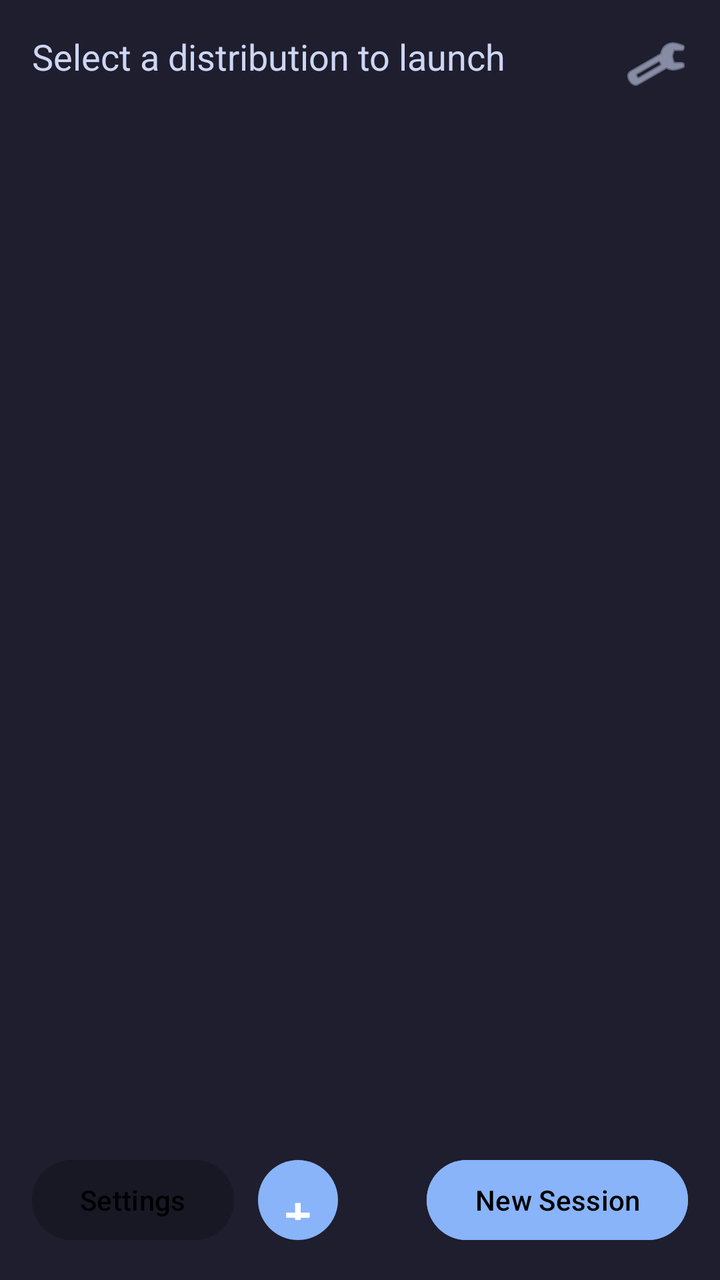
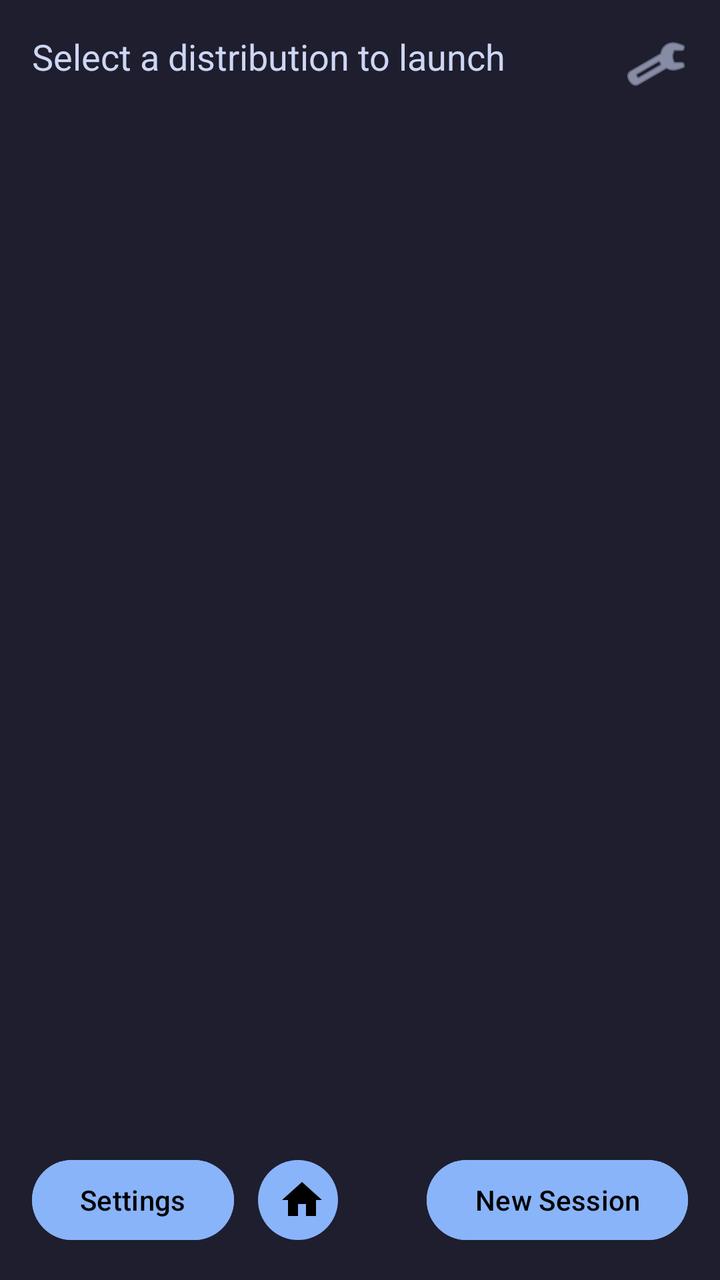

The first picture is an Android layout as it rendered before a commit; the second is the same layout after the commit. The layout source and the unified diff follow.
<!-- AndroidManifest.xml: activity theme Theme.RedTermApp -->
<!-- res/layout/activity_main.xml -->
<?xml version="1.0" encoding="utf-8"?>
<androidx.constraintlayout.widget.ConstraintLayout
    xmlns:android="http://schemas.android.com/apk/res/android"
    xmlns:app="http://schemas.android.com/apk/res-auto"
    android:layout_width="match_parent"
    android:layout_height="match_parent"
    android:background="?attr/terminalBg"
    android:fitsSystemWindows="true">

    <TextView
        android:id="@+id/welcome_text"
        android:layout_width="wrap_content"
        android:layout_height="wrap_content"
        android:text="Select a distribution to launch"
        android:textColor="?attr/terminalText"
        android:textSize="18sp"
        android:layout_margin="16dp"
        app:layout_constraintTop_toTopOf="parent"
        app:layout_constraintStart_toStartOf="parent" />

    <ImageButton
        android:id="@+id/settings_gear"
        android:layout_width="48dp"
        android:layout_height="48dp"
        android:src="@android:drawable/ic_menu_manage"
        android:scaleType="centerInside"
        android:background="?attr/selectableItemBackgroundBorderless"
        android:contentDescription="Settings"
        android:tint="?attr/terminalText"
        app:layout_constraintTop_toTopOf="parent"
        app:layout_constraintEnd_toEndOf="parent"
        android:layout_margin="8dp" />

    <ScrollView
        android:layout_width="match_parent"
        android:layout_height="0dp"
        android:layout_margin="16dp"
        app:layout_constraintTop_toBottomOf="@id/welcome_text"
        app:layout_constraintBottom_toTopOf="@id/settings_button">

        <LinearLayout
            android:id="@+id/distro_list"
            android:layout_width="match_parent"
            android:layout_height="wrap_content"
            android:orientation="vertical" />

    </ScrollView>

    <Button
        android:id="@+id/settings_button"
        android:layout_width="wrap_content"
        android:layout_height="48dp"
        android:text="@string/settings"
        android:textAllCaps="false"
        android:backgroundTint="?attr/extraKeysBg"
        app:layout_constraintBottom_toBottomOf="parent"
        app:layout_constraintStart_toStartOf="parent"
        android:layout_margin="16dp" />

    <com.google.android.material.button.MaterialButton
        android:id="@+id/add_distro_button"
        style="@style/Widget.Material3.Button.IconButton"
        android:layout_width="48dp"
        android:layout_height="48dp"
        android:text="+"
        android:textSize="24sp"
        android:textColor="#FFFFFFFF"
        app:backgroundTint="@color/primary"
        app:iconTint="@null"
        app:layout_constraintBottom_toBottomOf="parent"
        app:layout_constraintStart_toEndOf="@id/settings_button"
        android:layout_marginStart="8dp"
        android:layout_marginBottom="16dp" />

    <Button
        android:id="@+id/new_session_button"
        android:layout_width="wrap_content"
        android:layout_height="48dp"
        android:text="@string/new_session"
        android:textAllCaps="false"
        android:backgroundTint="@color/primary"
        app:layout_constraintBottom_toBottomOf="parent"
        app:layout_constraintEnd_toEndOf="parent"
        android:layout_margin="16dp" />

</androidx.constraintlayout.widget.ConstraintLayout>
<!-- resources referenced by this layout -->
<resources>
  <color name="primary">#FF89B4FA</color>
  <string name="new_session">New Session</string>
  <string name="settings">Settings</string>
  <style name="Theme.RedTermApp" parent="Theme.Material3.DayNight.NoActionBar">
          <item name="colorPrimary">@color/primary</item>
          <item name="colorOnPrimary">@color/black</item>
          <item name="colorSurface">@color/surface</item>
          <item name="colorOnSurface">@color/on_surface</item>
          <item name="android:statusBarColor">@color/terminal_bg</item>
          <item name="android:navigationBarColor">@color/terminal_bg</item>
          <item name="terminalBg">@color/terminal_bg</item>
          <item name="terminalText">@color/terminal_text</item>
          <item name="extraKeysBg">@color/extra_keys_bg</item>
          <item name="extraKeysText">@color/extra_keys_text</item>
      </style>
  <color name="black">#FF000000</color>
  <color name="surface">#FF1E1E2E</color>
  <color name="on_surface">#FFCDD6F4</color>
  <color name="terminal_bg">#FF1E1E2E</color>
  <color name="terminal_text">#FFCDD6F4</color>
  <color name="extra_keys_bg">#FF181825</color>
  <color name="extra_keys_text">#FFCDD6F4</color>
</resources>

<!-- the commit's change to res/layout/activity_main.xml (unified diff, before → after) -->
@@ -52,7 +52,7 @@
         android:layout_height="48dp"
         android:text="@string/settings"
         android:textAllCaps="false"
-        android:backgroundTint="?attr/extraKeysBg"
+        android:backgroundTint="?attr/colorPrimary"
         app:layout_constraintBottom_toBottomOf="parent"
         app:layout_constraintStart_toStartOf="parent"
         android:layout_margin="16dp" />
@@ -62,11 +62,10 @@
         style="@style/Widget.Material3.Button.IconButton"
         android:layout_width="48dp"
         android:layout_height="48dp"
-        android:text="+"
-        android:textSize="24sp"
-        android:textColor="#FFFFFFFF"
-        app:backgroundTint="@color/primary"
-        app:iconTint="@null"
+        app:icon="@drawable/ic_home"
+        app:iconTint="?attr/colorOnPrimary"
+        app:iconSize="24dp"
+        app:backgroundTint="?attr/colorPrimary"
         app:layout_constraintBottom_toBottomOf="parent"
         app:layout_constraintStart_toEndOf="@id/settings_button"
         android:layout_marginStart="8dp"
@@ -78,7 +77,7 @@
         android:layout_height="48dp"
         android:text="@string/new_session"
         android:textAllCaps="false"
-        android:backgroundTint="@color/primary"
+        android:backgroundTint="?attr/colorPrimary"
         app:layout_constraintBottom_toBottomOf="parent"
         app:layout_constraintEnd_toEndOf="parent"
         android:layout_margin="16dp" />
<!-- resource entries referenced after the edit -->
@@ -1,5 +1,16 @@
 <!-- resources referenced by this layout -->
 <resources>
+  <!-- drawable ic_home (drawable) -->
+  <vector xmlns:android="http://schemas.android.com/apk/res/android"
+      android:width="24dp"
+      android:height="24dp"
+      android:viewportWidth="24"
+      android:viewportHeight="24"
+      android:tint="#FFFFFF">
+      <path
+          android:fillColor="#FFFFFF"
+          android:pathData="M10,20v-6h4v6h5v-8h3L12,3 2,12h3v8z" />
+  </vector>
   <color name="primary">#FF89B4FA</color>
   <string name="new_session">New Session</string>
   <string name="settings">Settings</string>
